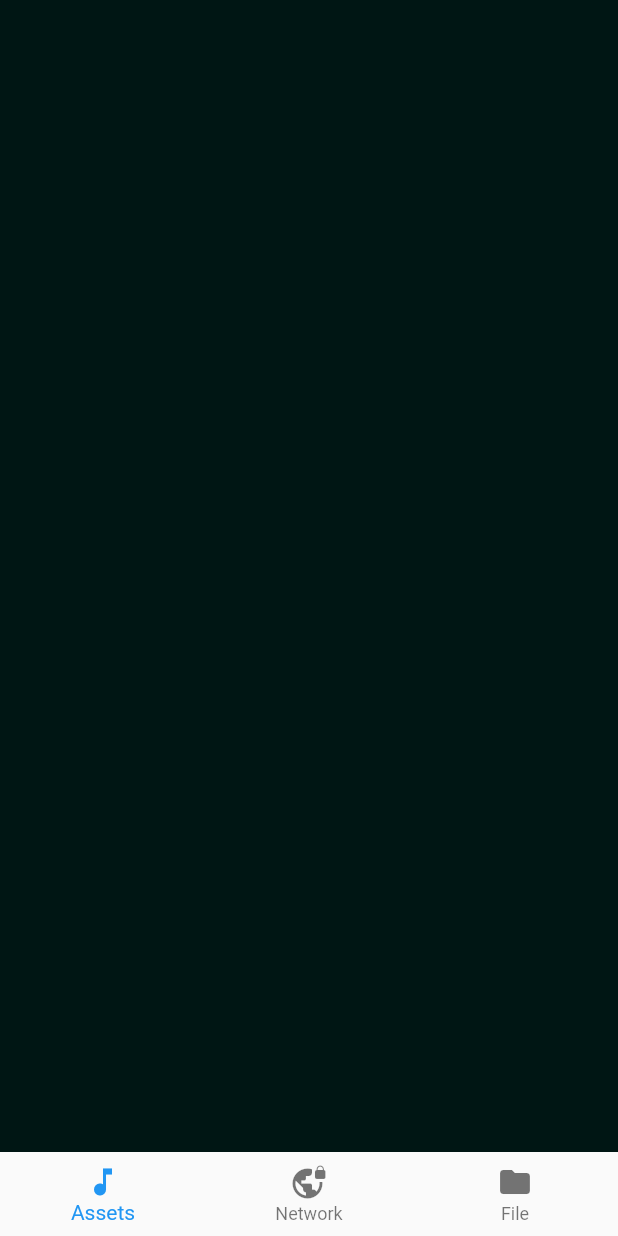
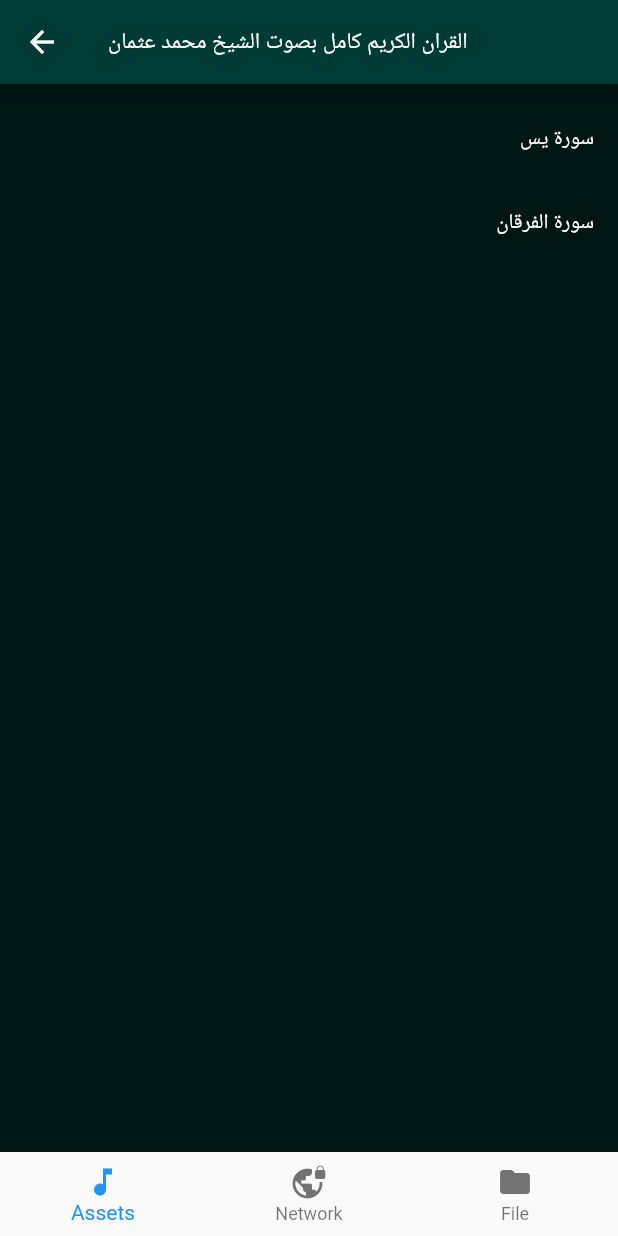
Before and after one commit to Yasser8351/quoran, a Flutter app: the MusicApp screen opened directly, on a phone screen of 412 x 824 dp. Run offline on Flutter 3.47's test engine with Material 2 defaults, Android fonts, the phone set to English and light mode, and no system bars; our stand-ins replace assets_audio_player, audioplayers, file_picker.

Commit message:
load mucis from assets

```diff
--- a/lib/main.dart
+++ b/lib/main.dart
@@ -51,6 +51,7 @@ class MyApp extends StatelessWidget {
         debugShowCheckedModeBanner: false,
         title: 'Flutter Demo',
         theme: ThemeData(
+          primaryColor: const Color(0xff001614),
           primarySwatch: Colors.blue,
         ),
         home: const PlayMusic()
--- a/lib/screen/play_music.dart
+++ b/lib/screen/play_music.dart
@@ -21,7 +21,7 @@ class _PlayMusicState extends State<PlayMusic> {
   //Duration(microseconds: (millis * 1000).toInt())
   Duration musicLength = const Duration();
   int index = 0;
-  String name = '';
+  String name = 'no data';
   int expandedIndex = -1;
   List<MusicModel> mylist = [
     MusicModel(name: "سورة يس", url: 'yaseen.mp3'),
@@ -75,10 +75,16 @@ class _PlayMusicState extends State<PlayMusic> {
 
   @override
   Widget build(BuildContext context) {
-    log("build $name");
-
     final size = MediaQuery.of(context).size;
     return Scaffold(
+      appBar: AppBar(
+        backgroundColor: const Color.fromARGB(255, 0, 58, 53),
+        title: const Text(
+          "القران الكريم كامل بصوت الشيخ محمد عثمان",
+          textAlign: TextAlign.right,
+          style: TextStyle(fontSize: 15),
+        ),
+      ),
       bottomNavigationBar: Builder(builder: (context) {
         if (expandedIndex == -1) {
           return const SizedBox();
@@ -92,8 +98,7 @@ class _PlayMusicState extends State<PlayMusic> {
                 Padding(
                   padding: const EdgeInsets.symmetric(horizontal: 20),
                   child: Align(
-                      alignment: Alignment.centerRight,
-                      child: Text("$name edit this")),
+                      alignment: Alignment.centerRight, child: Text(name)),
                 ),
                 Row(
                   mainAxisAlignment: MainAxisAlignment.spaceAround,
@@ -192,6 +197,7 @@ class _PlayMusicState extends State<PlayMusic> {
           child: Column(
             mainAxisAlignment: MainAxisAlignment.start,
             children: [
+              SizedBox(height: size.height * .01),
               Container(
                 height: size.height * .8,
                 width: double.infinity,
@@ -216,7 +222,10 @@ class _PlayMusicState extends State<PlayMusic> {
                             : const Color(0xff001614),
                         child: ListTile(
                           trailing: Text(
-                            name,
+                            // " ${mylist[index].name}  ${index + 1}",
+                            " ${mylist[index].name}",
+                            //"$name ${index + 1}",
+                            textAlign: TextAlign.right,
                             style: TextStyle(
                               color: expandedIndex != index
                                   ? Colors.white
```
